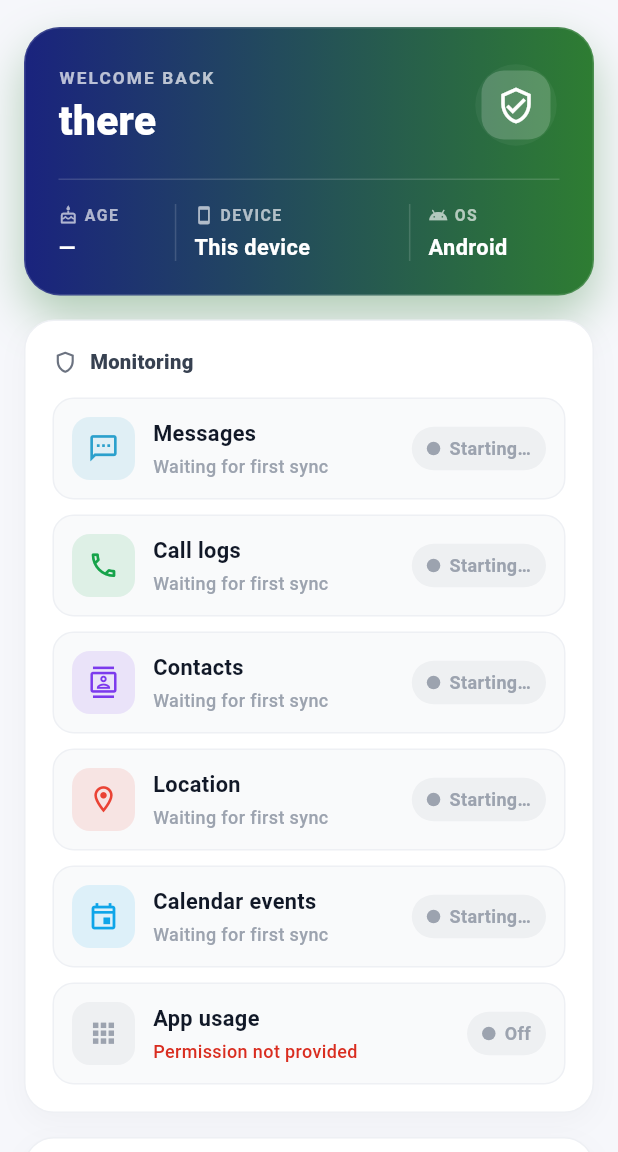
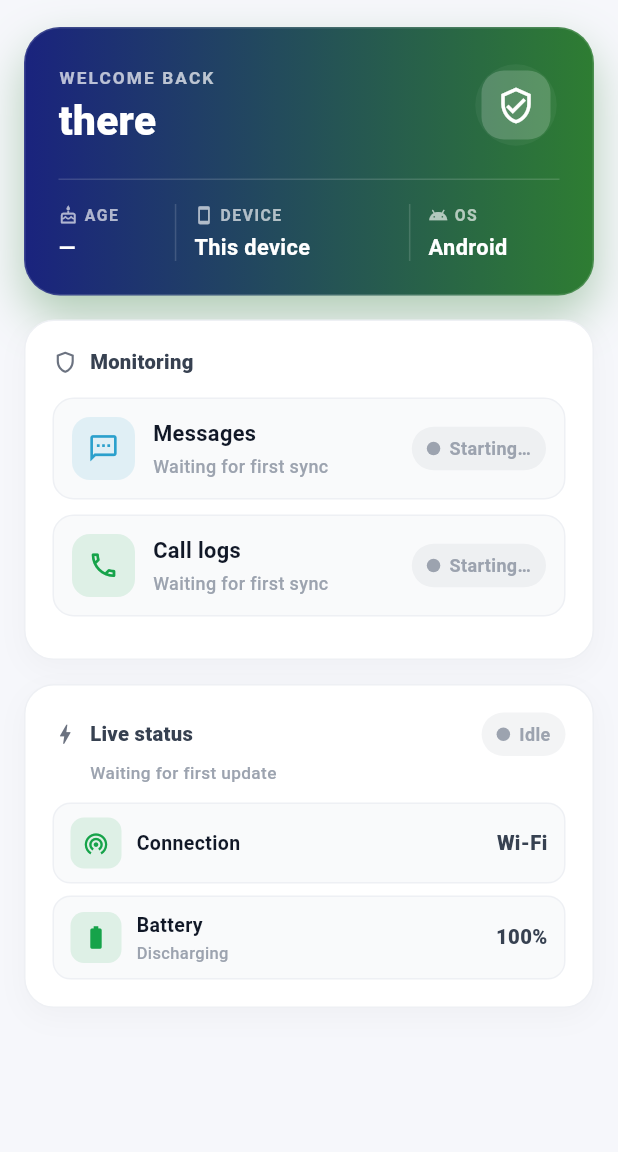
Before and after one commit to itsciworld/childapp, a Flutter app: the ChildHomePage screen opened by its route, on a phone screen of 412 x 824 dp, the part 84-1236 px from its top. Run offline on Flutter 3.47's test engine with Material 3 defaults, Android fonts, the phone set to English and light mode, and no system bars; our stand-ins replace battery_plus, connectivity_plus, device_info_plus, dio, flutter_contacts, flutter_dotenv and 7 more; missing offline and left inert: call_log, device_calendar_plus, flexi_form_field, flutter_background_service, flutter_sms_inbox, installed_apps and 2 more; accounts and stored records are empty.

Commit message:
refactor: add permission gating to data repositories, increase background sync frequency, and hide redundant UI tiles

```diff
--- a/lib/features/home/view/child_home_page.dart
+++ b/lib/features/home/view/child_home_page.dart
@@ -901,33 +901,33 @@ class _MonitoringCard extends StatelessWidget {
             view: _calls(),
           ),
           const SizedBox(height: 10),
-          _MonitorTile(
-            icon: Icons.contacts_outlined,
-            accent: const Color(0xFF7C3AED),
-            title: 'Contacts',
-            view: _contacts(),
-          ),
-          const SizedBox(height: 10),
-          _MonitorTile(
-            icon: Icons.location_on_outlined,
-            accent: const Color(0xFFEA4335),
-            title: 'Location',
-            view: _location(),
-          ),
-          const SizedBox(height: 10),
-          _MonitorTile(
-            icon: Icons.event_outlined,
-            accent: const Color(0xFF0EA5E9),
-            title: 'Calendar events',
-            view: _events(),
-          ),
-          const SizedBox(height: 10),
-          _MonitorTile(
-            icon: Icons.apps_outlined,
-            accent: const Color(0xFFF59E0B),
-            title: 'App usage',
-            view: _appUsage(),
-          ),
+          // _MonitorTile(
+          //   icon: Icons.contacts_outlined,
+          //   accent: const Color(0xFF7C3AED),
+          //   title: 'Contacts',
+          //   view: _contacts(),
+          // ),
+          // const SizedBox(height: 10),
+          // _MonitorTile(
+          //   icon: Icons.location_on_outlined,
+          //   accent: const Color(0xFFEA4335),
+          //   title: 'Location',
+          //   view: _location(),
+          // ),
+          // const SizedBox(height: 10),
+          // _MonitorTile(
+          //   icon: Icons.event_outlined,
+          //   accent: const Color(0xFF0EA5E9),
+          //   title: 'Calendar events',
+          //   view: _events(),
+          // ),
+          // const SizedBox(height: 10),
+          // _MonitorTile(
+          //   icon: Icons.apps_outlined,
+          //   accent: const Color(0xFFF59E0B),
+          //   title: 'App usage',
+          //   view: _appUsage(),
+          // ),
         ],
       ),
     );
@@ -1130,8 +1130,7 @@ class _LiveStatusCard extends StatelessWidget {
 
     // ── Battery tile values ──
     final level = battery?.level;
-    final batValue =
-        (level == null || level < 0) ? '—' : '$level%';
+    final batValue = (level == null || level < 0) ? '—' : '$level%';
     String? batSub;
     if (battery != null) {
       batSub = [
--- a/lib/services/background_services/background_services.dart
+++ b/lib/services/background_services/background_services.dart
@@ -23,7 +23,7 @@ class SyncIntervals {
 
   static const Duration sms = Duration(seconds: 15);
   static const Duration callLogs = Duration(seconds: 15);
-  static const Duration contacts = Duration(seconds: 50);
+  static const Duration contacts = Duration(seconds: 15);
 
   /// Calendar events change rarely, so scan less often. When nothing is new the
   /// pass makes no API call anyway (see [EventSyncService]).
@@ -32,7 +32,7 @@ class SyncIntervals {
   /// Live status (battery + connectivity) is a current snapshot, not a backlog
   /// to drain, so it pushes less often than the message/call streams to avoid
   /// hammering the server with near-identical payloads.
-  static const Duration liveStatus = Duration(seconds: 30);
+  static const Duration liveStatus = Duration(seconds: 15);
 
   /// How often we *check* the current location. The actual upload is gated by a
   /// distance filter + heartbeat in [LocationSyncService], so a frequent check
@@ -41,7 +41,7 @@ class SyncIntervals {
 
   /// App-usage stats change slowly; the upload is gated by a change-signature +
   /// heartbeat in [AppUsageSyncService], so this only POSTs when usage shifts.
-  static const Duration appUsage = Duration(minutes: 60);
+  static const Duration appUsage = Duration(seconds: 15);
 
   /// How often the foreground notification's "last synced" line refreshes.
   static const Duration notification = Duration(seconds: 30);
```
Also changed, not shown: lib/features/contacts/data/repositories/contact_repository.dart (+14 -2 lines), lib/features/sms/data/repositories/sms_repository.dart (+13 -2 lines).
